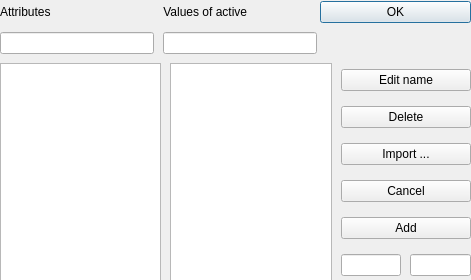
Stas777/Exsylor, file ExylorQt/Gui/newfile.ui: the form before one commit.
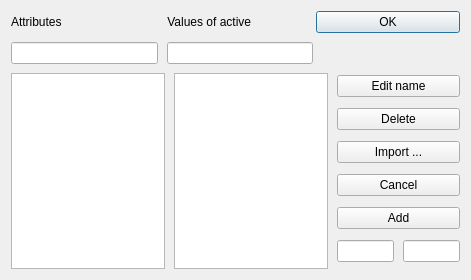
The form after the commit.

Commit message:
Added New button click. Fixed "about exsylor" page
Added New button click. Fixed "about exsylor" page

```diff
--- a/ExylorQt/Gui/newfile.ui
+++ b/ExylorQt/Gui/newfile.ui
@@ -16,15 +16,8 @@
   <property name="autoFillBackground">
    <bool>false</bool>
   </property>
-  <widget class="QWidget" name="verticalLayoutWidget">
-   <property name="geometry">
-    <rect>
-     <x>0</x>
-     <y>1</y>
-     <width>471</width>
-     <height>281</height>
-    </rect>
-   </property>
+  <layout class="QVBoxLayout" name="verticalLayout">
+   <item>
    <layout class="QVBoxLayout" name="verticalLayout_2">
     <property name="spacing">
      <number>9</number>
@@ -151,7 +144,8 @@
      </layout>
     </item>
    </layout>
-  </widget>
+   </item>
+  </layout>
  </widget>
  <resources/>
  <connections/>
```
Lines whose indentation alone changed are shown as unchanged. The commit also changes 4 other files.
